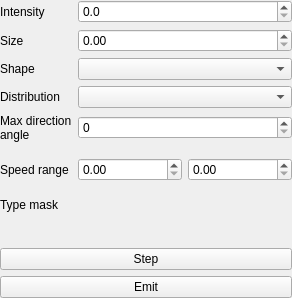
Qt form applications/ParticlesEditor/src/SceneTab/EmitterWidget.ui (AluminiumRat/mtt) before a commit.
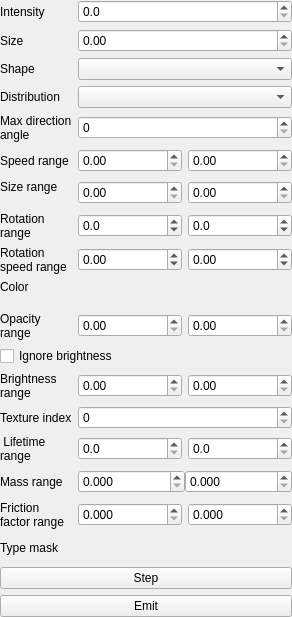
The same form after that commit.

Commit message: sizeRange, rotationRange, rotationSpeedRange, firstColor, secondColor, opacityRange, ignoreBrightness, brightnessRange, textureIndex, lifetimeRange, massRange and frictionFactorRange properties added to EmitterObject.

The edit to the form file:
```diff
--- a/applications/ParticlesEditor/src/SceneTab/EmitterWidget.ui
+++ b/applications/ParticlesEditor/src/SceneTab/EmitterWidget.ui
@@ -7,7 +7,7 @@
     <x>0</x>
     <y>0</y>
     <width>292</width>
-    <height>298</height>
+    <height>617</height>
    </rect>
   </property>
   <property name="windowTitle">
@@ -249,6 +249,623 @@
      </item>
     </layout>
    </item>
+   <item>
+    <layout class="QHBoxLayout" name="sizeRangeLayout">
+     <item>
+      <widget class="QLabel" name="sizeRangeLabel">
+       <property name="sizePolicy">
+        <sizepolicy hsizetype="Preferred" vsizetype="Preferred">
+         <horstretch>1</horstretch>
+         <verstretch>0</verstretch>
+        </sizepolicy>
+       </property>
+       <property name="text">
+        <string>Size range</string>
+       </property>
+       <property name="alignment">
+        <set>Qt::AlignLeading|Qt::AlignLeft|Qt::AlignTop</set>
+       </property>
+       <property name="wordWrap">
+        <bool>true</bool>
+       </property>
+      </widget>
+     </item>
+     <item>
+      <widget class="QWidget" name="sizeRangeWidget" native="true">
+       <property name="sizePolicy">
+        <sizepolicy hsizetype="Preferred" vsizetype="Preferred">
+         <horstretch>3</horstretch>
+         <verstretch>0</verstretch>
+        </sizepolicy>
+       </property>
+       <layout class="QHBoxLayout" name="horizontalLayout_2">
+        <property name="leftMargin">
+         <number>0</number>
+        </property>
+        <property name="topMargin">
+         <number>0</number>
+        </property>
+        <property name="rightMargin">
+         <number>0</number>
+        </property>
+        <property name="bottomMargin">
+         <number>0</number>
+        </property>
+        <item>
+         <widget class="QDoubleSpinBox" name="minSizeSpin">
+          <property name="singleStep">
+           <double>0.100000000000000</double>
+          </property>
+         </widget>
+        </item>
+        <item>
+         <widget class="QDoubleSpinBox" name="maxSizeSpin">
+          <property name="singleStep">
+           <double>0.100000000000000</double>
+          </property>
+         </widget>
+        </item>
+       </layout>
+      </widget>
+     </item>
+    </layout>
+   </item>
+   <item>
+    <layout class="QHBoxLayout" name="rotationRangeLayout">
+     <item>
+      <widget class="QLabel" name="rotationRangeLabel">
+       <property name="sizePolicy">
+        <sizepolicy hsizetype="Preferred" vsizetype="Preferred">
+         <horstretch>1</horstretch>
+         <verstretch>0</verstretch>
+        </sizepolicy>
+       </property>
+       <property name="text">
+        <string>Rotation range</string>
+       </property>
+       <property name="wordWrap">
+        <bool>true</bool>
+       </property>
+      </widget>
+     </item>
+     <item>
+      <widget class="QWidget" name="rotationRangeWidget" native="true">
+       <property name="sizePolicy">
+        <sizepolicy hsizetype="Preferred" vsizetype="Preferred">
+         <horstretch>3</horstretch>
+         <verstretch>0</verstretch>
+        </sizepolicy>
+       </property>
+       <layout class="QHBoxLayout" name="horizontalLayout_4">
+        <property name="leftMargin">
+         <number>0</number>
+        </property>
+        <property name="topMargin">
+         <number>0</number>
+        </property>
+        <property name="rightMargin">
+         <number>0</number>
+        </property>
+        <property name="bottomMargin">
+         <number>0</number>
+        </property>
+        <item>
+         <widget class="QDoubleSpinBox" name="minRotationSpin">
+          <property name="decimals">
+           <number>1</number>
+          </property>
+          <property name="minimum">
+           <double>-360.000000000000000</double>
+          </property>
+          <property name="maximum">
+           <double>360.000000000000000</double>
+          </property>
+          <property name="singleStep">
+           <double>10.000000000000000</double>
+          </property>
+         </widget>
+        </item>
+        <item>
+         <widget class="QDoubleSpinBox" name="maxRotationSpin">
+          <property name="decimals">
+           <number>1</number>
+          </property>
+          <property name="minimum">
+           <double>-360.000000000000000</double>
+          </property>
+          <property name="maximum">
+           <double>360.000000000000000</double>
+          </property>
+          <property name="singleStep">
+           <double>10.000000000000000</double>
+          </property>
+         </widget>
+        </item>
+       </layout>
+      </widget>
+     </item>
+    </layout>
+   </item>
+   <item>
+    <layout class="QHBoxLayout" name="horizontalLayout_3">
+     <item>
+      <widget class="QLabel" name="rotatonSpeedRangeLayout">
+       <property name="sizePolicy">
+        <sizepolicy hsizetype="Preferred" vsizetype="Preferred">
+         <horstretch>1</horstretch>
+         <verstretch>0</verstretch>
+        </sizepolicy>
+       </property>
+       <property name="text">
+        <string>Rotation speed range</string>
+       </property>
+       <property name="wordWrap">
+        <bool>true</bool>
+       </property>
+      </widget>
+     </item>
+     <item>
+      <widget class="QWidget" name="rotationSpeedRangeWidget" native="true">
+       <property name="sizePolicy">
+        <sizepolicy hsizetype="Preferred" vsizetype="Preferred">
+         <horstretch>3</horstretch>
+         <verstretch>0</verstretch>
+        </sizepolicy>
+       </property>
+       <layout class="QHBoxLayout" name="horizontalLayout_5">
+        <property name="leftMargin">
+         <number>0</number>
+        </property>
+        <property name="topMargin">
+         <number>0</number>
+        </property>
+        <property name="rightMargin">
+         <number>0</number>
+        </property>
+        <property name="bottomMargin">
+         <number>0</number>
+        </property>
+        <item>
+         <widget class="QDoubleSpinBox" name="minRotationSpeedSpin">
+          <property name="minimum">
+           <double>-999.000000000000000</double>
+          </property>
+          <property name="maximum">
+           <double>999.000000000000000</double>
+          </property>
+          <property name="singleStep">
+           <double>10.000000000000000</double>
+          </property>
+         </widget>
+        </item>
+        <item>
+         <widget class="QDoubleSpinBox" name="maxRotationSpeedSpin">
+          <property name="minimum">
+           <double>-999.000000000000000</double>
+          </property>
+          <property name="maximum">
+           <double>999.000000000000000</double>
+          </property>
+          <property name="singleStep">
+           <double>10.000000000000000</double>
+          </property>
+         </widget>
+        </item>
+       </layout>
+      </widget>
+     </item>
+    </layout>
+   </item>
+   <item>
+    <layout class="QHBoxLayout" name="colorMainLayout">
+     <item>
+      <widget class="QLabel" name="colorLabel">
+       <property name="sizePolicy">
+        <sizepolicy hsizetype="Preferred" vsizetype="Preferred">
+         <horstretch>1</horstretch>
+         <verstretch>0</verstretch>
+        </sizepolicy>
+       </property>
+       <property name="text">
+        <string>Color</string>
+       </property>
+       <property name="alignment">
+        <set>Qt::AlignLeading|Qt::AlignLeft|Qt::AlignTop</set>
+       </property>
+       <property name="wordWrap">
+        <bool>true</bool>
+       </property>
+      </widget>
+     </item>
+     <item>
+      <widget class="QWidget" name="colorWidget" native="true">
+       <property name="sizePolicy">
+        <sizepolicy hsizetype="Preferred" vsizetype="Preferred">
+         <horstretch>3</horstretch>
+         <verstretch>0</verstretch>
+        </sizepolicy>
+       </property>
+       <layout class="QVBoxLayout" name="colorWidgetLayout">
+        <property name="leftMargin">
+         <number>0</number>
+        </property>
+        <property name="topMargin">
+         <number>0</number>
+        </property>
+        <property name="rightMargin">
+         <number>0</number>
+        </property>
+        <property name="bottomMargin">
+         <number>0</number>
+        </property>
+       </layout>
+      </widget>
+     </item>
+    </layout>
+   </item>
+   <item>
+    <layout class="QHBoxLayout" name="opacityRangeLayout">
+     <item>
+      <widget class="QLabel" name="opacityRangeLabel">
+       <property name="sizePolicy">
+        <sizepolicy hsizetype="Preferred" vsizetype="Preferred">
+         <horstretch>1</horstretch>
+         <verstretch>0</verstretch>
+        </sizepolicy>
+       </property>
+       <property name="text">
+        <string>Opacity range</string>
+       </property>
+       <property name="wordWrap">
+        <bool>true</bool>
+       </property>
+      </widget>
+     </item>
+     <item>
+      <widget class="QWidget" name="opacityRangeWidget" native="true">
+       <property name="sizePolicy">
+        <sizepolicy hsizetype="Preferred" vsizetype="Preferred">
+         <horstretch>3</horstretch>
+         <verstretch>0</verstretch>
+        </sizepolicy>
+       </property>
+       <layout class="QHBoxLayout" name="horizontalLayout_6">
+        <property name="leftMargin">
+         <number>0</number>
+        </property>
+        <property name="topMargin">
+         <number>0</number>
+        </property>
+        <property name="rightMargin">
+         <number>0</number>
+        </property>
+        <property name="bottomMargin">
+         <number>0</number>
+        </property>
+        <item>
+         <widget class="QDoubleSpinBox" name="minOpacitySpin">
+          <property name="maximum">
+           <double>1.000000000000000</double>
+          </property>
+          <property name="singleStep">
+           <double>0.100000000000000</double>
+          </property>
+         </widget>
+        </item>
+        <item>
+         <widget class="QDoubleSpinBox" name="maxOpacitySpin">
+          <property name="maximum">
+           <double>1.000000000000000</double>
+          </property>
+          <property name="singleStep">
+           <double>0.100000000000000</double>
+          </property>
+         </widget>
+        </item>
+       </layout>
+      </widget>
+     </item>
+    </layout>
+   </item>
+   <item>
+    <widget class="QCheckBox" name="ignoreBrightnessCheck">
+     <property name="text">
+      <string>Ignore brightness</string>
+     </property>
+    </widget>
+   </item>
+   <item>
+    <layout class="QHBoxLayout" name="brightnessRangeLayout">
+     <item>
+      <widget class="QLabel" name="brightnessRangeLabel">
+       <property name="sizePolicy">
+        <sizepolicy hsizetype="Preferred" vsizetype="Preferred">
+         <horstretch>1</horstretch>
+         <verstretch>0</verstretch>
+        </sizepolicy>
+       </property>
+       <property name="text">
+        <string>Brightness range</string>
+       </property>
+       <property name="wordWrap">
+        <bool>true</bool>
+       </property>
+      </widget>
+     </item>
+     <item>
+      <widget class="QWidget" name="brightnessRangeWidget" native="true">
+       <property name="sizePolicy">
+        <sizepolicy hsizetype="Preferred" vsizetype="Preferred">
+         <horstretch>3</horstretch>
+         <verstretch>0</verstretch>
+        </sizepolicy>
+       </property>
+       <layout class="QHBoxLayout" name="horizontalLayout_7">
+        <property name="leftMargin">
+         <number>0</number>
+        </property>
+        <property name="topMargin">
+         <number>0</number>
+        </property>
+        <property name="rightMargin">
+         <number>0</number>
+        </property>
+        <property name="bottomMargin">
+         <number>0</number>
+        </property>
+        <item>
+         <widget class="QDoubleSpinBox" name="minBrightnessSpin">
+          <property name="maximum">
+           <double>999.000000000000000</double>
+          </property>
+          <property name="singleStep">
+           <double>0.100000000000000</double>
+          </property>
+         </widget>
+        </item>
+        <item>
+         <widget class="QDoubleSpinBox" name="maxBrightnessSpin">
+          <property name="maximum">
+           <double>999.000000000000000</double>
+          </property>
+          <property name="singleStep">
+           <double>0.100000000000000</double>
+          </property>
+         </widget>
+        </item>
+       </layout>
+      </widget>
+     </item>
+    </layout>
+   </item>
+   <item>
+    <layout class="QHBoxLayout" name="textureIndexLayout">
+     <item>
+      <widget class="QLabel" name="textureIndexLabel">
+       <property name="sizePolicy">
+        <sizepolicy hsizetype="Preferred" vsizetype="Preferred">
+         <horstretch>1</horstretch>
+         <verstretch>0</verstretch>
+        </sizepolicy>
+       </property>
+       <property name="text">
+        <string>Texture index</string>
+       </property>
+       <property name="wordWrap">
+        <bool>true</bool>
+       </property>
+      </widget>
+     </item>
+     <item>
+      <widget class="QSpinBox" name="textureIndexSpin">
+       <property name="sizePolicy">
+        <sizepolicy hsizetype="Minimum" vsizetype="Fixed">
+         <horstretch>3</horstretch>
+         <verstretch>0</verstretch>
+        </sizepolicy>
+       </property>
+       <property name="maximum">
+        <number>999</number>
+       </property>
+      </widget>
+     </item>
+    </layout>
+   </item>
+   <item>
+    <layout class="QHBoxLayout" name="lifetimeRangeLayout">
+     <item>
+      <widget class="QLabel" name="lifetimeRangeLabel">
+       <property name="sizePolicy">
+        <sizepolicy hsizetype="Preferred" vsizetype="Preferred">
+         <horstretch>1</horstretch>
+         <verstretch>0</verstretch>
+        </sizepolicy>
+       </property>
+       <property name="text">
+        <string> Lifetime range</string>
+       </property>
+       <property name="wordWrap">
+        <bool>true</bool>
+       </property>
+      </widget>
+     </item>
+     <item>
+      <widget class="QWidget" name="lifetimeRangeWidget" native="true">
+       <property name="sizePolicy">
+        <sizepolicy hsizetype="Preferred" vsizetype="Preferred">
+         <horstretch>3</horstretch>
+         <verstretch>0</verstretch>
+        </sizepolicy>
+       </property>
+       <layout class="QHBoxLayout" name="horizontalLayout_8">
+        <property name="leftMargin">
+         <number>0</number>
+        </property>
+        <property name="topMargin">
+         <number>0</number>
+        </property>
+        <property name="rightMargin">
+         <number>0</number>
+        </property>
+        <property name="bottomMargin">
+         <number>0</number>
+        </property>
+        <item>
+         <widget class="QDoubleSpinBox" name="minLifetimeSpin">
+          <property name="decimals">
+           <number>1</number>
+          </property>
+          <property name="maximum">
+           <double>99999.000000000000000</double>
+          </property>
+         </widget>
+        </item>
+        <item>
+         <widget class="QDoubleSpinBox" name="maxLifetimeSpin">
+          <property name="decimals">
+           <number>1</number>
+          </property>
+          <property name="maximum">
+           <double>99999.000000000000000</double>
+          </property>
+         </widget>
+        </item>
+       </layout>
+      </widget>
+     </item>
+    </layout>
+   </item>
+   <item>
+    <layout class="QHBoxLayout" name="massRangeLayout">
+     <item>
+      <widget class="QLabel" name="massRangeLabel">
+       <property name="sizePolicy">
+        <sizepolicy hsizetype="Preferred" vsizetype="Preferred">
+         <horstretch>1</horstretch>
+         <verstretch>0</verstretch>
+        </sizepolicy>
+       </property>
+       <property name="text">
+        <string>Mass range</string>
+       </property>
+       <property name="wordWrap">
+        <bool>true</bool>
+       </property>
+      </widget>
+     </item>
+     <item>
+      <widget class="QWidget" name="massRangeWidget" native="true">
+       <property name="sizePolicy">
+        <sizepolicy hsizetype="Preferred" vsizetype="Preferred">
+         <horstretch>3</horstretch>
+         <verstretch>0</verstretch>
+        </sizepolicy>
+       </property>
+       <layout class="QHBoxLayout" name="massRangeLayout_2">
+        <property name="spacing">
+         <number>0</number>
+        </property>
+        <property name="leftMargin">
+         <number>0</number>
+        </property>
+        <property name="topMargin">
+         <number>0</number>
+        </property>
+        <property name="rightMargin">
+         <number>0</number>
+        </property>
+        <property name="bottomMargin">
+         <number>0</number>
+        </property>
+        <item>
+         <widget class="QDoubleSpinBox" name="minMassSpin">
+          <property name="decimals">
+           <number>3</number>
+          </property>
+          <property name="maximum">
+           <double>1000000.000000000000000</double>
+          </property>
+         </widget>
+        </item>
+        <item>
+         <widget class="QDoubleSpinBox" name="maxMassSpin">
+          <property name="decimals">
+           <number>3</number>
+          </property>
+          <property name="maximum">
+           <double>1000000.000000000000000</double>
+          </property>
+         </widget>
+        </item>
+       </layout>
+      </widget>
+     </item>
+    </layout>
+   </item>
+   <item>
+    <layout class="QHBoxLayout" name="frictionFactorRangeLayout">
+     <item>
+      <widget class="QLabel" name="frictionFactorRangeLabel">
+       <property name="sizePolicy">
+        <sizepolicy hsizetype="Preferred" vsizetype="Preferred">
+         <horstretch>1</horstretch>
+         <verstretch>0</verstretch>
+        </sizepolicy>
+       </property>
+       <property name="text">
+        <string>Friction factor range</string>
+       </property>
+       <property name="wordWrap">
+        <bool>true</bool>
+       </property>
+      </widget>
+     </item>
+     <item>
+      <widget class="QWidget" name="frictionFactorRangeWidget" native="true">
+       <property name="sizePolicy">
+        <sizepolicy hsizetype="Preferred" vsizetype="Preferred">
+         <horstretch>3</horstretch>
+         <verstretch>0</verstretch>
+        </sizepolicy>
+       </property>
+       <layout class="QHBoxLayout" name="horizontalLayout_9">
+        <property name="leftMargin">
+         <number>0</number>
+        </property>
+        <property name="topMargin">
+         <number>0</number>
+        </property>
+        <property name="rightMargin">
+         <number>0</number>
+        </property>
+        <property name="bottomMargin">
+         <number>0</number>
+        </property>
+        <item>
+         <widget class="QDoubleSpinBox" name="minFrictionFactorSpin">
+          <property name="decimals">
+           <number>3</number>
+          </property>
+          <property name="singleStep">
+           <double>0.100000000000000</double>
+          </property>
+         </widget>
+        </item>
+        <item>
+         <widget class="QDoubleSpinBox" name="maxFrictionFactorSpin">
+          <property name="decimals">
+           <number>3</number>
+          </property>
+          <property name="singleStep">
+           <double>0.100000000000000</double>
+          </property>
+         </widget>
+        </item>
+       </layout>
+      </widget>
+     </item>
+    </layout>
+   </item>
    <item>
     <layout class="QHBoxLayout" name="typeMaskLayout">
      <item>
@@ -262,9 +879,6 @@
        <property name="text">
         <string>Type mask</string>
        </property>
-       <property name="alignment">
-        <set>Qt::AlignLeading|Qt::AlignLeft|Qt::AlignTop</set>
-       </property>
        <property name="wordWrap">
         <bool>true</bool>
        </property>
```
Left out of the diff: 2 changed lines with no effect on the pictures. The commit also changes 6 other files.
